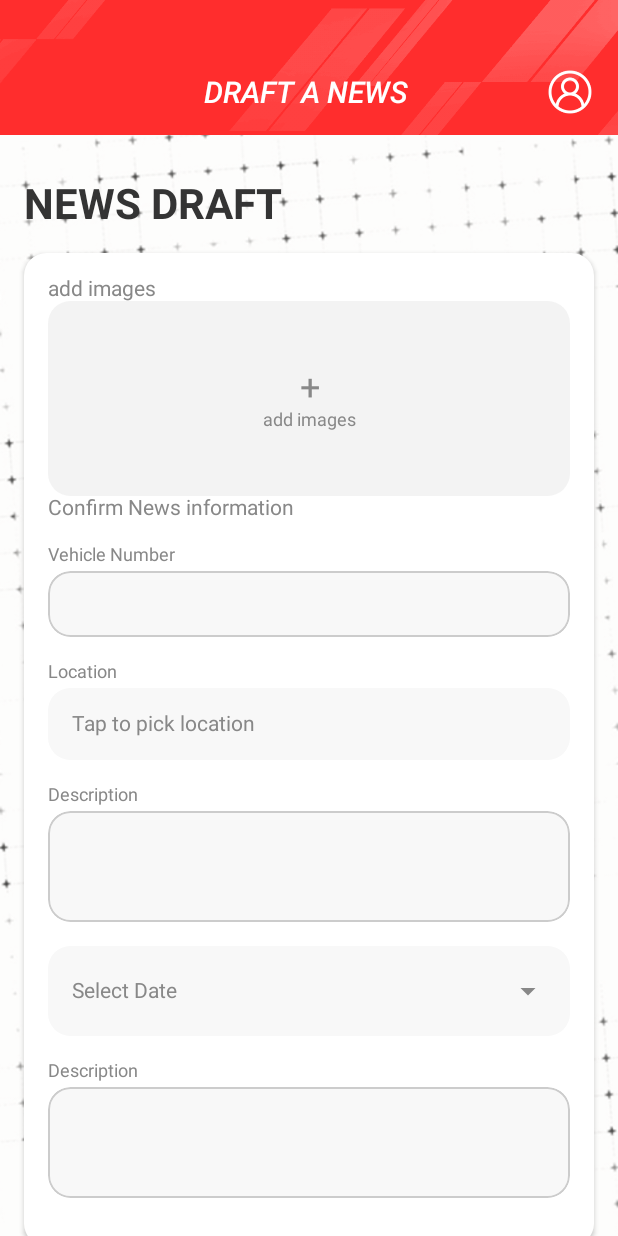
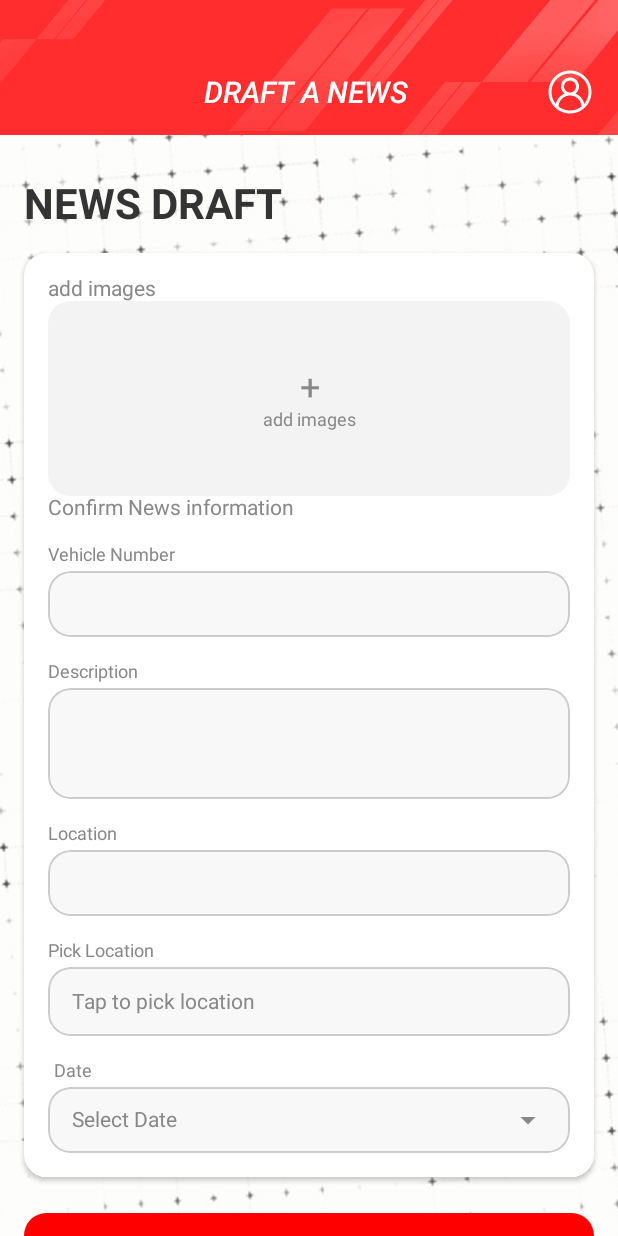
Before and after one commit to JaninduPramod/Crash-Trace, an Android app built with Jetpack Compose: the @Preview function DraftNewsPreview, on a phone screen of 412 x 824 dp. Run offline under Robolectric (Android 15) with nearby library versions, the phone set to English and light mode, and no system bars.

Commit message:
update splash screen code

```diff
--- a/app/build.gradle.kts
+++ b/app/build.gradle.kts
@@ -41,7 +41,7 @@ android {
 
 dependencies {
 
-    implementation("androidx.compose.material:material-icons-extended:<version>")
+
     implementation(libs.androidx.core.ktx)
     implementation(libs.androidx.lifecycle.runtime.ktx)
     implementation(libs.androidx.activity.compose)
@@ -58,11 +58,12 @@ dependencies {
     androidTestImplementation(libs.androidx.ui.test.junit4)
     debugImplementation(libs.androidx.ui.tooling)
     debugImplementation(libs.androidx.ui.test.manifest)
+    implementation("androidx.core:core-splashscreen:1.0.1")
     implementation("com.google.maps.android:maps-compose:2.11.4")
     implementation("com.google.android.gms:play-services-maps:18.2.0")
     implementation ("com.google.android.libraries.places:places:3.3.0")
     implementation("com.google.maps.android:maps-compose:4.1.0")
-
+    implementation("androidx.compose.material:material-icons-extended:<version>")
 
 
 
--- a/app/src/main/AndroidManifest.xml
+++ b/app/src/main/AndroidManifest.xml
@@ -17,13 +17,13 @@
         android:label="@string/app_name"
         android:roundIcon="@mipmap/ic_launcher_round"
         android:supportsRtl="true"
-        android:theme="@style/Theme.Crash_Trace"
+        android:theme="@style/Theme.MySplashScreen"
         tools:targetApi="31">
         <activity
             android:name=".MainActivity"
             android:exported="true"
             android:label="@string/app_name"
-            android:theme="@style/Theme.Crash_Trace">
+            android:theme="@style/Theme.MySplashScreen">
             <intent-filter>
                 <action android:name="android.intent.action.MAIN" />
 
--- a/app/src/main/java/com/crashtrace/mobile/MainActivity.kt
+++ b/app/src/main/java/com/crashtrace/mobile/MainActivity.kt
@@ -3,6 +3,7 @@ package com.crashtrace.mobile
 import android.os.Bundle
 import androidx.activity.ComponentActivity
 import androidx.activity.compose.setContent
+import androidx.core.splashscreen.SplashScreen.Companion.installSplashScreen
 import androidx.navigation.compose.rememberNavController
 import com.crashtrace.mobile.navigation.AppNavGraph
 
@@ -10,8 +11,10 @@ import com.crashtrace.mobile.navigation.AppNavGraph
 class MainActivity : ComponentActivity() {
     override fun onCreate(savedInstanceState: Bundle?) {
         super.onCreate(savedInstanceState)
+        installSplashScreen()
 
         setContent {
+
             val navController = rememberNavController()
             AppNavGraph(navController)
         }
--- a/app/src/main/java/com/crashtrace/mobile/navigation/NavGraph.kt
+++ b/app/src/main/java/com/crashtrace/mobile/navigation/NavGraph.kt
@@ -33,9 +33,9 @@ import com.crashtrace.mobile.ui.screens.SearchReportScreen
 
 @Composable
 fun AppNavGraph(navController: NavHostController) {
-    NavHost(navController = navController, startDestination = "splash") {
-       composable("splash") { MainNavScreen(navController) }
-//        composable("splash") {SplashScreen(navController) }
+    NavHost(navController = navController, startDestination = "first") {
+
+//       composable("splash") {SplashScreen(navController) }
         composable("signup") { SignUpScreen(navController) }
         composable("signin") { SigningInScreen(navController) }
         composable("reset") { VerificationScreen(navController) }
--- a/app/src/main/java/com/crashtrace/mobile/ui/screens/NewsDraftScreen.kt
+++ b/app/src/main/java/com/crashtrace/mobile/ui/screens/NewsDraftScreen.kt
@@ -3,6 +3,7 @@ package com.crashtrace.mobile.ui.screens
 import android.location.Geocoder
 import androidx.compose.foundation.Image
 import androidx.compose.foundation.background
+import androidx.compose.foundation.border
 import androidx.compose.foundation.clickable
 import androidx.compose.foundation.interaction.MutableInteractionSource
 import androidx.compose.foundation.layout.*
@@ -194,6 +195,7 @@ suspend fun safeGeocodeLocation(context: android.content.Context, query: String)
 @Composable
 fun NewsDraftScreen(navController: NavHostController) {
     var vehicleNumber by remember { mutableStateOf("") }
+    var location_code by remember { mutableStateOf("") }
     var location by remember { mutableStateOf("") }
     var description by remember { mutableStateOf("") }
     var date by remember { mutableStateOf("") }
@@ -260,37 +262,47 @@ fun NewsDraftScreen(navController: NavHostController) {
                         }
 
                         Text("Confirm News information", fontSize = 14.sp, color = Color.Gray, modifier = Modifier.padding(bottom = 16.dp))
-                        CustomInputField("Vehicle Number", vehicleNumber) { vehicleNumber = it }
+                        CustomInputField("Vehicle Number", vehicleNumber, height = 60.dp) { vehicleNumber = it }
 
-                        Text("Location", fontSize = 12.sp, color = Color.Gray, modifier = Modifier.padding(bottom = 4.dp))
+
+
+                        CustomInputField("Description", description, height = 90.dp) { description = it }
+
+
+                        CustomInputField("Location", location, height = 60.dp) { location = it }
+
+                        Text("Pick Location", fontSize = 12.sp, color = Color.Gray, modifier = Modifier.padding(bottom = 4.dp))
                         Box(
                             modifier = Modifier
                                 .fillMaxWidth()
-                                .height(48.dp)
+                                .height(46.dp)
                                 .clip(RoundedCornerShape(15.dp))
                                 .background(Color(0xFFF8F8F8))
+                                .border(
+                                    width = 1.dp,
+                                    color = Color.LightGray,
+                                    shape = RoundedCornerShape(15.dp) // match the clip shape
+                                )
                                 .clickable { showLocationDialog = true }
                                 .padding(horizontal = 16.dp),
                             contentAlignment = Alignment.CenterStart
                         ) {
                             Text(
-                                text = if (location.isNotEmpty()) location else "Tap to pick location",
-                                color = if (location.isNotEmpty()) Color.Black else Color.Gray,
+                                text = if (location_code.isNotEmpty()) location_code else "Tap to pick location",
+                                color = if (location_code.isNotEmpty()) Color.Black else Color.Gray,
                                 fontSize = 14.sp
                             )
                         }
 
                         Spacer(modifier = Modifier.height(16.dp))
-                        CustomInputField("Description", description, height = 90.dp) { description = it }
 
                         DateInputField(
                             date = date,
                             onClick = { showDatePicker = true },
-                            modifier = Modifier.height(10.dp)
-                        )
-                        CustomInputField("Description", description, height = 90.dp) { description = it }
+                            modifier = Modifier
 
 
+                        )
 
                     }
                 }
@@ -300,7 +312,7 @@ fun NewsDraftScreen(navController: NavHostController) {
                     onClick = { },
                     modifier = Modifier
                         .fillMaxWidth()
-                        .padding(top = 16.dp)
+                        .padding(top = 8.dp)
                         .height(52.dp),
                     shape = RoundedCornerShape(15.dp),
                     colors = ButtonDefaults.buttonColors(containerColor = Color(0xFFFF0000))
@@ -354,13 +366,30 @@ fun CustomInputField(label: String, value: String, height: Dp = 60.dp, onValueCh
 }
 
 @Composable
-fun DateInputField(date: String, onClick: () -> Unit, modifier: Modifier) {
+fun DateInputField(
+    date: String,
+    onClick: () -> Unit,
+    modifier: Modifier = Modifier
+) {
+    Column(modifier = modifier.fillMaxWidth()) {
+        Text(
+            text = "Date",
+            fontSize = 12.sp,
+            color = Color.Gray,
+            modifier = Modifier
+                .padding(start = 4.dp, bottom = 4.dp)
+        )
+
         Box(
             modifier = Modifier
                 .fillMaxWidth()
-            .padding(bottom = 16.dp)
-            .height(60.dp)
+                .height(44.dp)
                 .clip(RoundedCornerShape(15.dp))
+                .border(
+                    width = 1.dp,
+                    color = Color.LightGray,
+                    shape = RoundedCornerShape(15.dp)
+                )
                 .background(Color(0xFFF8F8F8))
                 .clickable { onClick() },
             contentAlignment = Alignment.CenterStart
@@ -377,10 +406,16 @@ fun DateInputField(date: String, onClick: () -> Unit, modifier: Modifier) {
                     fontSize = 14.sp
                 )
                 Spacer(modifier = Modifier.weight(1f))
-            Icon(Icons.Default.ArrowDropDown, contentDescription = "Select Date", tint = Color.Gray)
+                Icon(
+                    imageVector = Icons.Default.ArrowDropDown,
+                    contentDescription = "Select Date",
+                    tint = Color.Gray
+                )
             }
         }
     }
+}
+
 
 @Composable
 fun DatePickerBottomSheet(
--- a/app/src/main/java/com/crashtrace/mobile/ui/screens/SplashScreen2.kt
+++ b/app/src/main/java/com/crashtrace/mobile/ui/screens/SplashScreen2.kt
@@ -3,18 +3,14 @@ package com.crashtrace.mobile.ui.screens
 import androidx.compose.foundation.Image
 import androidx.compose.foundation.background
 import androidx.compose.foundation.layout.*
-import androidx.compose.material3.*
 import androidx.compose.runtime.*
 import androidx.compose.runtime.saveable.rememberSaveable
 import androidx.compose.ui.Alignment
 import androidx.compose.ui.Modifier
-import androidx.compose.ui.graphics.Color
 import androidx.compose.ui.res.colorResource
 import androidx.compose.ui.res.painterResource
-import androidx.compose.ui.tooling.preview.Preview
 import androidx.compose.ui.unit.dp
 import androidx.navigation.NavController
-import androidx.navigation.compose.rememberNavController
 import com.crashtrace.mobile.R
 import kotlinx.coroutines.delay
 
--- a/app/src/main/res/values/colors.xml
+++ b/app/src/main/res/values/colors.xml
@@ -8,5 +8,6 @@
     <color name="black">#FF000000</color>
     <color name="white">#FFFFFFFF</color>
     <color name="red">#EB0404</color>
+    <color name="red2">#d60001</color>
 
 </resources>
--- a/app/src/main/res/values/themes.xml
+++ b/app/src/main/res/values/themes.xml
@@ -1,7 +1,12 @@
 <?xml version="1.0" encoding="utf-8"?>
 <resources>
 
-<!--    <style name="Theme.Crash_Trace" parent="android:Theme.Material.Light.NoActionBar" />-->
+    <style name="Theme.MySplashScreen" parent="Theme.SplashScreen">
+        <item name="windowSplashScreenBackground">@color/red2</item>
+        <item name="windowSplashScreenAnimatedIcon">@drawable/logo_gif2</item>
+        <item name="postSplashScreenTheme">@style/Theme.Crash_Trace</item>
+    </style>
+
     <style name="Theme.Crash_Trace" parent="android:Theme.Material.Light.NoActionBar">
 
         <item name="android:colorControlActivated">#FF1500</item>
@@ -11,3 +16,5 @@
 
 
 </resources>
+
+<!--    0B0101-->
```
Also changed, not shown: app/src/main/res/drawable/logo_gif2.gif (added), app/src/main/res/drawable/red_logo.png (added). Lines whose indentation alone changed are shown as unchanged.
